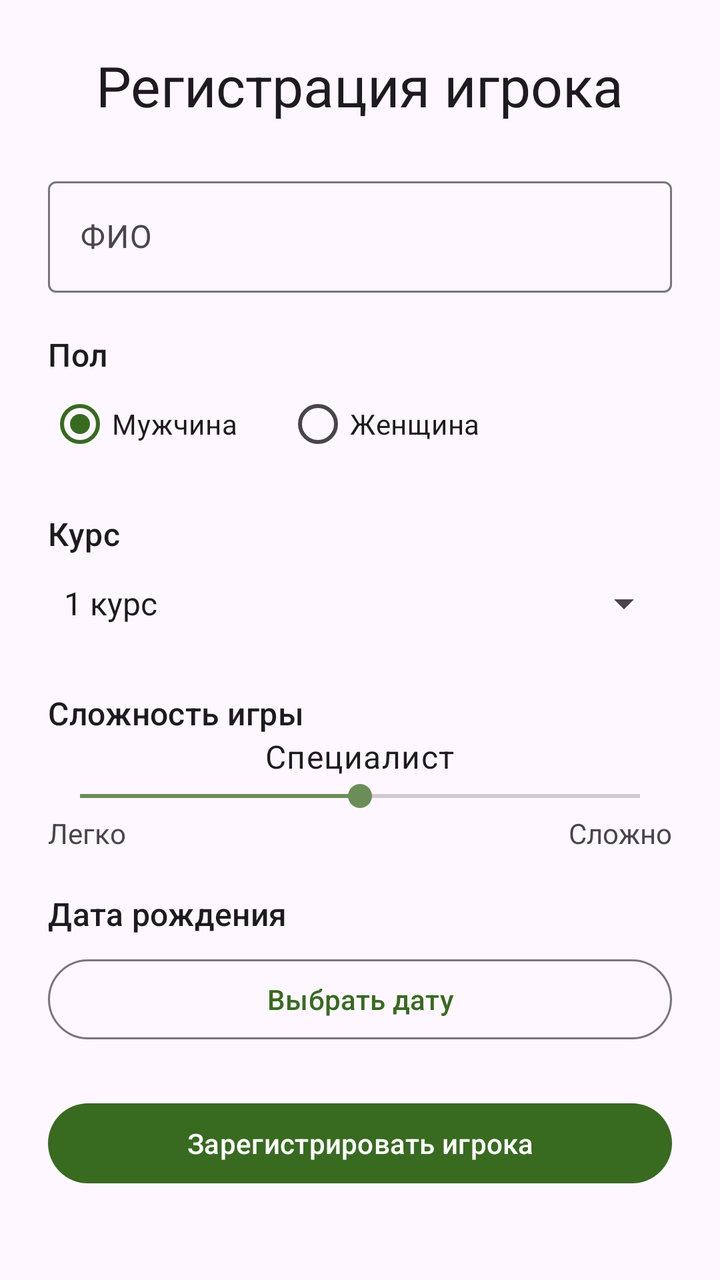
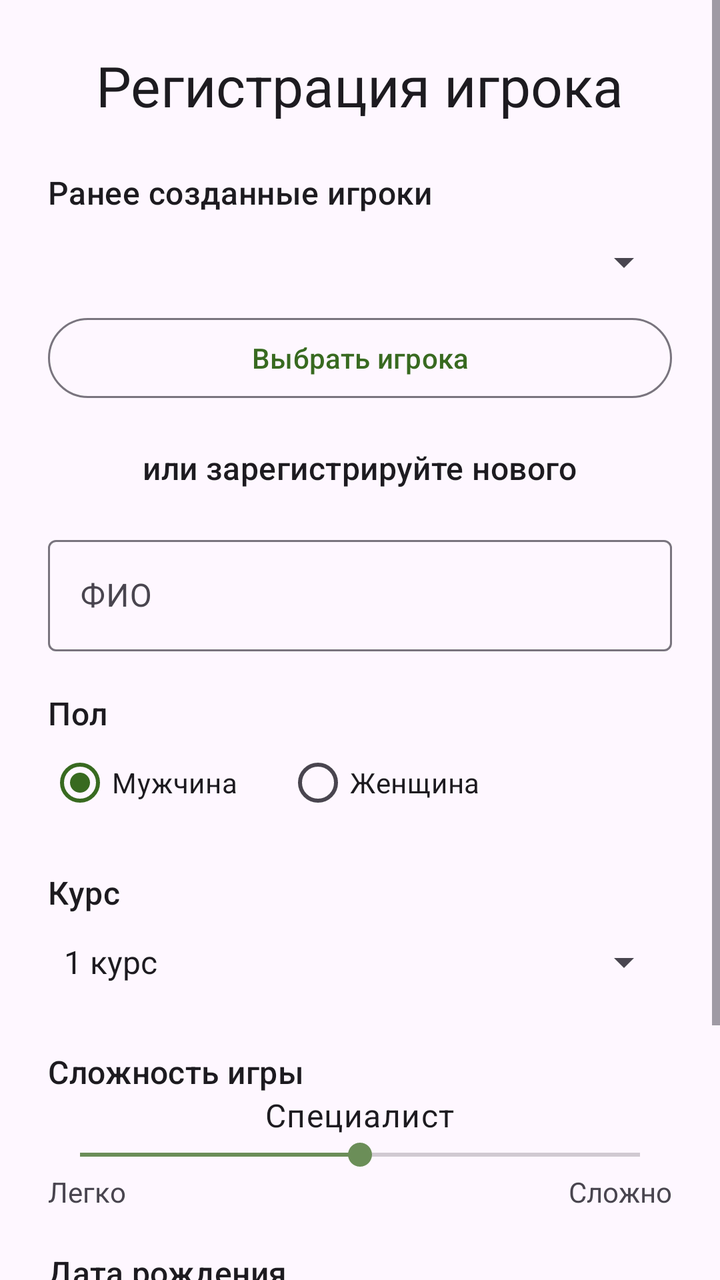

Before-and-after screenshots of an Android layout around one commit, followed by the original layout XML and the change that was made.
<!-- AndroidManifest.xml: application theme Theme.GameZhukii -->
<!-- res/layout/tab_registration.xml -->
<?xml version="1.0" encoding="utf-8"?>
<ScrollView xmlns:android="http://schemas.android.com/apk/res/android"
    android:layout_width="match_parent"
    android:layout_height="match_parent"
    android:fillViewport="true">

    <LinearLayout
        android:layout_width="match_parent"
        android:layout_height="wrap_content"
        android:orientation="vertical"
        android:padding="24dp">

        <TextView
            android:layout_width="wrap_content"
            android:layout_height="wrap_content"
            android:layout_gravity="center_horizontal"
            android:layout_marginBottom="24dp"
            android:text="@string/registration_title"
            android:textAppearance="@style/TextAppearance.Material3.HeadlineMedium" />

        <com.google.android.material.textfield.TextInputLayout
            android:layout_width="match_parent"
            android:layout_height="wrap_content"
            android:hint="@string/full_name">
            <com.google.android.material.textfield.TextInputEditText
                android:id="@+id/fullNameInput"
                android:layout_width="match_parent"
                android:layout_height="wrap_content"
                android:inputType="textCapWords"
                android:maxLines="1" />
        </com.google.android.material.textfield.TextInputLayout>

        <TextView
            android:layout_width="wrap_content"
            android:layout_height="wrap_content"
            android:layout_marginTop="20dp"
            android:text="@string/gender"
            android:textAppearance="@style/TextAppearance.Material3.TitleMedium" />

        <RadioGroup
            android:id="@+id/genderGroup"
            android:layout_width="match_parent"
            android:layout_height="wrap_content"
            android:orientation="horizontal">
            <RadioButton
                android:id="@+id/maleRadioButton"
                android:layout_width="wrap_content"
                android:layout_height="wrap_content"
                android:checked="true"
                android:text="@string/male" />
            <RadioButton
                android:id="@+id/femaleRadioButton"
                android:layout_width="wrap_content"
                android:layout_height="wrap_content"
                android:layout_marginStart="24dp"
                android:text="@string/female" />
        </RadioGroup>

        <TextView
            android:layout_width="wrap_content"
            android:layout_height="wrap_content"
            android:layout_marginTop="20dp"
            android:text="@string/course"
            android:textAppearance="@style/TextAppearance.Material3.TitleMedium" />
        <Spinner
            android:id="@+id/courseSpinner"
            android:layout_width="match_parent"
            android:layout_height="48dp"
            android:entries="@array/courses"
            android:spinnerMode="dropdown" />

        <TextView
            android:layout_width="wrap_content"
            android:layout_height="wrap_content"
            android:layout_marginTop="20dp"
            android:text="@string/difficulty"
            android:textAppearance="@style/TextAppearance.Material3.TitleMedium" />
        <TextView
            android:id="@+id/difficultyValue"
            android:layout_width="wrap_content"
            android:layout_height="wrap_content"
            android:layout_gravity="center_horizontal"
            android:text="@string/difficulty_default"
            android:textAppearance="@style/TextAppearance.Material3.BodyLarge" />
        <SeekBar
            android:id="@+id/difficultySeekBar"
            android:layout_width="match_parent"
            android:layout_height="wrap_content"
            android:max="4"
            android:progress="2" />
        <LinearLayout
            android:layout_width="match_parent"
            android:layout_height="wrap_content"
            android:gravity="center_vertical"
            android:orientation="horizontal">
            <TextView
                android:layout_width="0dp"
                android:layout_height="wrap_content"
                android:layout_weight="1"
                android:text="@string/difficulty_easy" />
            <TextView
                android:layout_width="wrap_content"
                android:layout_height="wrap_content"
                android:text="@string/difficulty_hard" />
        </LinearLayout>

        <TextView
            android:layout_width="wrap_content"
            android:layout_height="wrap_content"
            android:layout_marginTop="20dp"
            android:text="@string/birth_date"
            android:textAppearance="@style/TextAppearance.Material3.TitleMedium" />
        <com.google.android.material.button.MaterialButton
            android:id="@+id/birthDateButton"
            style="@style/Widget.Material3.Button.OutlinedButton"
            android:layout_width="match_parent"
            android:layout_height="wrap_content"
            android:layout_marginTop="8dp"
            android:text="@string/select_birth_date" />

        <com.google.android.material.button.MaterialButton
            android:id="@+id/registerButton"
            android:layout_width="match_parent"
            android:layout_height="wrap_content"
            android:layout_marginTop="24dp"
            android:text="@string/register_player" />
        <TextView
            android:id="@+id/resultText"
            android:layout_width="match_parent"
            android:layout_height="wrap_content"
            android:layout_marginTop="20dp"
            android:textAppearance="@style/TextAppearance.Material3.BodyLarge"
            android:visibility="gone" />
        <FrameLayout
            android:id="@+id/zodiacContainer"
            android:layout_width="120dp"
            android:layout_height="120dp"
            android:layout_gravity="center_horizontal"
            android:layout_marginTop="24dp"
            android:visibility="gone">
            <ImageView
                android:id="@+id/zodiacImage"
                android:layout_width="match_parent"
                android:layout_height="match_parent"
                android:contentDescription="@string/zodiac_image"
                android:scaleType="fitCenter"
                android:src="@drawable/zodiac_symbols" />
        </FrameLayout>
    </LinearLayout>
</ScrollView>
<!-- resources referenced by this layout -->
<resources>
  <string-array name="courses">
          <item>1 курс</item>
          <item>2 курс</item>
          <item>3 курс</item>
          <item>4 курс</item>
      </string-array>
  <!-- drawable zodiac_symbols: png bitmap (drawable-nodpi, 211591 bytes) -->
  <string name="birth_date">Дата рождения</string>
  <string name="course">Курс</string>
  <string name="difficulty">Сложность игры</string>
  <string name="difficulty_default">Специалист</string>
  <string name="difficulty_easy">Легко</string>
  <string name="difficulty_hard">Сложно</string>
  <string name="female">Женщина</string>
  <string name="full_name">ФИО</string>
  <string name="gender">Пол</string>
  <string name="male">Мужчина</string>
  <string name="register_player">Зарегистрировать игрока</string>
  <string name="registration_title">Регистрация игрока</string>
  <string name="select_birth_date">Выбрать дату</string>
  <string name="zodiac_image">Изображение знака зодиака</string>
  <style name="Theme.GameZhukii" parent="Base.Theme.GameZhukii" />
  <style name="Base.Theme.GameZhukii" parent="Theme.Material3.DayNight.NoActionBar">
          <item name="colorPrimary">@color/bug_green</item>
          <item name="colorSecondary">@color/result_border</item>
      </style>
  <color name="bug_green">#386A20</color>
  <color name="result_border">#6B8E58</color>
</resources>

<!-- the commit's change to res/layout/tab_registration.xml (unified diff, before → after) -->
@@ -17,6 +17,33 @@
             android:layout_marginBottom="24dp"
             android:text="@string/registration_title"
             android:textAppearance="@style/TextAppearance.Material3.HeadlineMedium" />
+
+        <TextView
+            android:layout_width="wrap_content"
+            android:layout_height="wrap_content"
+            android:text="@string/saved_players"
+            android:textAppearance="@style/TextAppearance.Material3.TitleMedium" />
+
+        <Spinner
+            android:id="@+id/savedPlayerSpinner"
+            android:layout_width="match_parent"
+            android:layout_height="48dp"
+            android:spinnerMode="dropdown" />
+
+        <com.google.android.material.button.MaterialButton
+            android:id="@+id/selectPlayerButton"
+            style="@style/Widget.Material3.Button.OutlinedButton"
+            android:layout_width="match_parent"
+            android:layout_height="wrap_content"
+            android:text="@string/select_player" />
+
+        <TextView
+            android:layout_width="wrap_content"
+            android:layout_height="wrap_content"
+            android:layout_gravity="center_horizontal"
+            android:layout_marginVertical="20dp"
+            android:text="@string/or_register_new"
+            android:textAppearance="@style/TextAppearance.Material3.TitleMedium" />
 
         <com.google.android.material.textfield.TextInputLayout
             android:layout_width="match_parent"
<!-- resource entries referenced after the edit -->
@@ -17,9 +17,12 @@
   <string name="full_name">ФИО</string>
   <string name="gender">Пол</string>
   <string name="male">Мужчина</string>
+  <string name="or_register_new">или зарегистрируйте нового</string>
   <string name="register_player">Зарегистрировать игрока</string>
   <string name="registration_title">Регистрация игрока</string>
+  <string name="saved_players">Ранее созданные игроки</string>
   <string name="select_birth_date">Выбрать дату</string>
+  <string name="select_player">Выбрать игрока</string>
   <string name="zodiac_image">Изображение знака зодиака</string>
   <style name="Theme.GameZhukii" parent="Base.Theme.GameZhukii" />
   <style name="Base.Theme.GameZhukii" parent="Theme.Material3.DayNight.NoActionBar">
